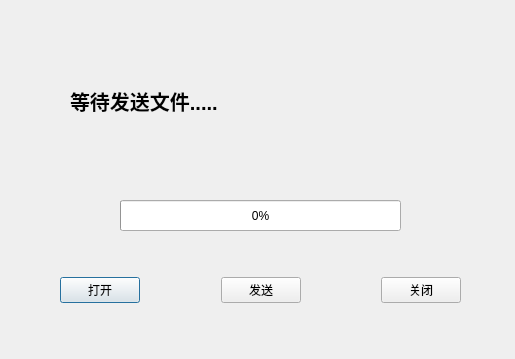
Before: the Qt Designer form tcpserver.ui in jasminelee162/Qt-CSU--chatRoom, drawn with Qt 5.
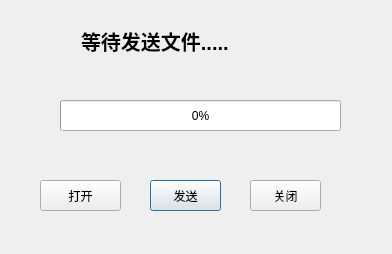
After: the same form once the commit is applied.

```diff
--- a/tcpserver.ui
+++ b/tcpserver.ui
@@ -6,8 +6,8 @@
    <rect>
     <x>0</x>
     <y>0</y>
-    <width>515</width>
-    <height>359</height>
+    <width>392</width>
+    <height>254</height>
    </rect>
   </property>
   <property name="windowTitle">
@@ -16,10 +16,10 @@
   <widget class="QLabel" name="serverStatuslabel">
    <property name="geometry">
     <rect>
-     <x>70</x>
-     <y>30</y>
-     <width>381</width>
-     <height>141</height>
+     <x>81</x>
+     <y>10</y>
+     <width>361</width>
+     <height>61</height>
     </rect>
    </property>
    <property name="font">
@@ -33,11 +33,37 @@
     <string>等待发送文件.....</string>
    </property>
   </widget>
+  <widget class="QPushButton" name="serverSendBtn">
+   <property name="geometry">
+    <rect>
+     <x>150</x>
+     <y>180</y>
+     <width>71</width>
+     <height>31</height>
+    </rect>
+   </property>
+   <property name="text">
+    <string>发送</string>
+   </property>
+  </widget>
+  <widget class="QPushButton" name="serverCloseBtn">
+   <property name="geometry">
+    <rect>
+     <x>250</x>
+     <y>180</y>
+     <width>71</width>
+     <height>31</height>
+    </rect>
+   </property>
+   <property name="text">
+    <string>关闭</string>
+   </property>
+  </widget>
   <widget class="QProgressBar" name="progressBar">
    <property name="geometry">
     <rect>
-     <x>120</x>
-     <y>200</y>
+     <x>60</x>
+     <y>100</y>
      <width>281</width>
      <height>31</height>
     </rect>
@@ -49,64 +75,18 @@
     <bool>false</bool>
    </property>
   </widget>
-  <widget class="QWidget" name="">
+  <widget class="QPushButton" name="serverOpenBtn">
    <property name="geometry">
     <rect>
-     <x>60</x>
-     <y>270</y>
-     <width>401</width>
-     <height>41</height>
+     <x>40</x>
+     <y>180</y>
+     <width>81</width>
+     <height>31</height>
     </rect>
    </property>
-   <layout class="QHBoxLayout" name="horizontalLayout">
-    <item>
-     <widget class="QPushButton" name="serverOpenBtn">
-      <property name="text">
-       <string>打开</string>
-      </property>
-     </widget>
-    </item>
-    <item>
-     <spacer name="horizontalSpacer">
-      <property name="orientation">
-       <enum>Qt::Horizontal</enum>
-      </property>
-      <property name="sizeHint" stdset="0">
-       <size>
-        <width>40</width>
-        <height>20</height>
-       </size>
-      </property>
-     </spacer>
-    </item>
-    <item>
-     <widget class="QPushButton" name="serverSendBtn">
-      <property name="text">
-       <string>发送</string>
-      </property>
-     </widget>
-    </item>
-    <item>
-     <spacer name="horizontalSpacer_2">
-      <property name="orientation">
-       <enum>Qt::Horizontal</enum>
-      </property>
-      <property name="sizeHint" stdset="0">
-       <size>
-        <width>40</width>
-        <height>20</height>
-       </size>
-      </property>
-     </spacer>
-    </item>
-    <item>
-     <widget class="QPushButton" name="serverCloseBtn">
-      <property name="text">
-       <string>关闭</string>
-      </property>
-     </widget>
-    </item>
-   </layout>
+   <property name="text">
+    <string>打开</string>
+   </property>
   </widget>
  </widget>
  <resources/>
```
